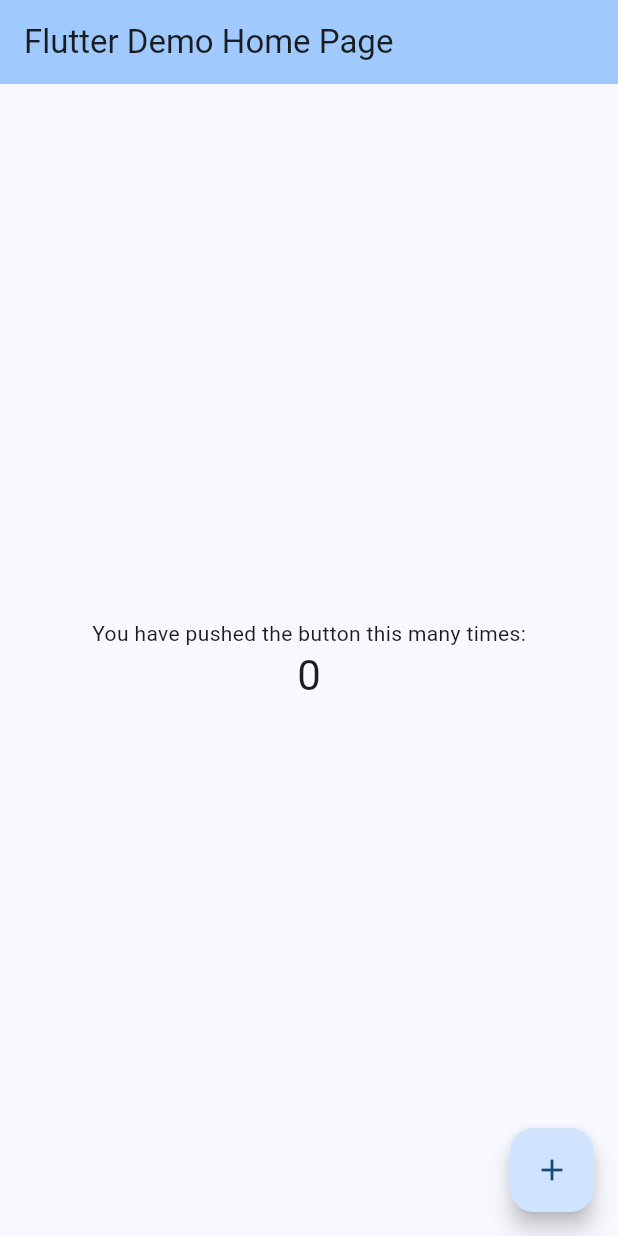
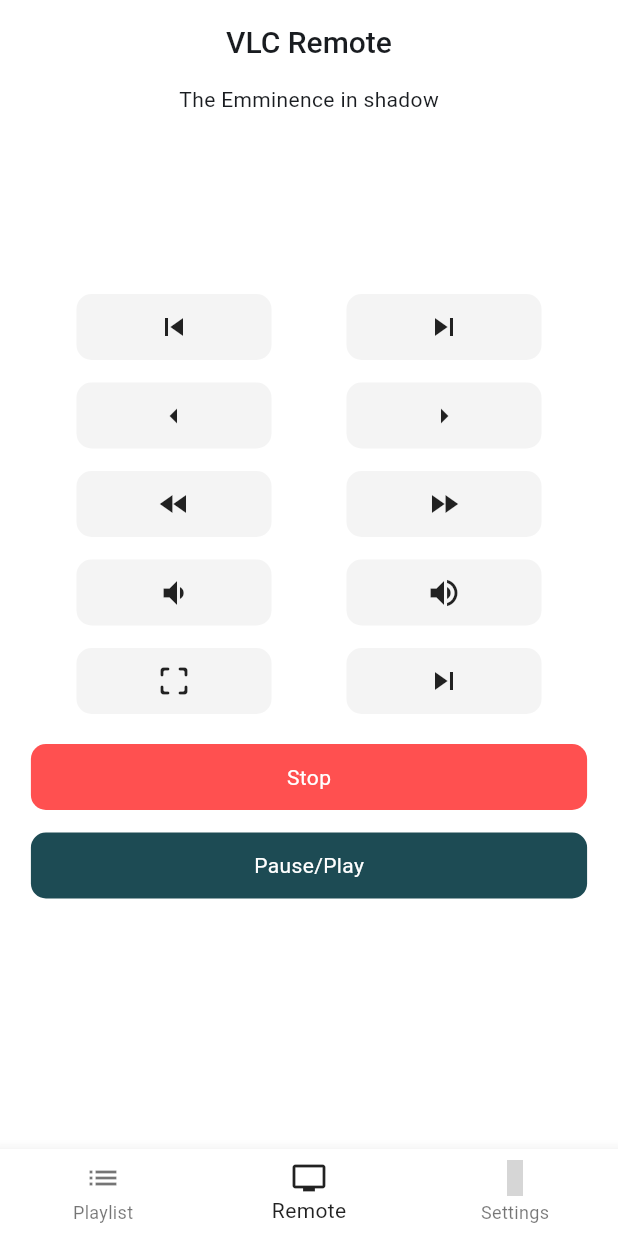
Before and after one commit to Tukusalifya/vlc_remote, a Flutter app: the screen it shows after launch, on a phone screen of 412 x 824 dp. Run offline on Flutter 3.47's test engine with Material 3 defaults, Android fonts, the light colour scheme and no system bars; our stand-ins replace iconly; grey boxes are pictures that could not be loaded.

Commit message:
Added main screens and implemented the remote screen UI design.

```diff
--- /dev/null
+++ b/lib/Screens/MainScreen.dart
@@ -0,0 +1,57 @@
+import 'package:flutter/material.dart';
+import 'package:iconly/iconly.dart';
+import 'package:vlc_remote/Screens/PlaylistScreen.dart';
+import 'package:vlc_remote/Screens/RemoteScreen.dart';
+import 'package:vlc_remote/Screens/SettingsScreen.dart';
+import '../Widgets/CustomBottomNavigationBar.dart';
+
+class Mainscreen extends StatefulWidget {
+  const Mainscreen({super.key});
+
+  @override
+  State<Mainscreen> createState() => _MainscreenState();
+}
+
+class _MainscreenState extends State<Mainscreen> {
+  int selectedNavindex = 1;
+
+  int navBarTap( int index){
+    setState(() {
+      selectedNavindex = index;
+    });
+    return selectedNavindex;
+  }
+
+  static const List<Widget> pages = [
+      Playlistscreen(),
+      Remotescreen(),
+      Settingsscreen(),
+  ];
+
+  @override
+  Widget build(BuildContext context) {
+    return Scaffold(
+      body: pages[selectedNavindex],
+      bottomNavigationBar: Theme(
+        data: Theme.of(context).copyWith(
+          splashFactory: NoSplash.splashFactory,
+          highlightColor: Colors.transparent,
+        ),
+        child: BottomNavigationBar(
+          type: BottomNavigationBarType.fixed,
+          backgroundColor: Colors.white,
+          selectedItemColor: Colors.black87,
+          unselectedItemColor: Colors.black54,
+          currentIndex: selectedNavindex,
+          onTap: navBarTap,
+          items: [
+            botNavItem(Icons.list,"Playlist"),
+            botNavItem(Icons.tv, "Remote"),
+            botNavItem(IconlyLight.setting,"Settings"),
+          ],
+
+        ),
+      ),
+    );
+  }
+}
--- /dev/null
+++ b/lib/Screens/RemoteScreen.dart
@@ -0,0 +1,106 @@
+
+import 'package:flutter/material.dart';
+import 'package:flutter/services.dart';
+import 'package:iconly/iconly.dart';
+import 'package:vlc_remote/Widgets/RemoteButtonRow.dart';
+
+class Remotescreen extends StatefulWidget {
+  const Remotescreen({super.key});
+
+  @override
+  State<Remotescreen> createState() => _RemotescreenState();
+}
+
+class _RemotescreenState extends State<Remotescreen> {
+  @override
+  Widget build(BuildContext context) {
+    return Scaffold(
+      backgroundColor: Colors.white,
+      appBar: AppBar(
+        backgroundColor: Colors.white,
+        title: const Center(
+          child: Text(
+            'VLC Remote',
+            style: TextStyle(
+                fontSize: 20,
+                fontWeight: FontWeight.w500
+            ),
+          ),
+        ),
+      ),
+      body: Container(
+          child: Column(
+            children: [
+              Center(
+                child: Text(
+                  "The Emminence in shadow"
+                ),
+              ),
+              SizedBox(height: 120),
+              Remotebuttonrow(icon_one: Icons.skip_previous, icon_two: Icons.skip_next),
+              SizedBox(height: 15),
+              Remotebuttonrow(icon_one: Icons.arrow_left, icon_two: Icons.arrow_right),
+              SizedBox(height: 15),
+              Remotebuttonrow(icon_one: Icons.fast_rewind, icon_two: Icons.fast_forward),
+              SizedBox(height: 15),
+              Remotebuttonrow(icon_one: Icons.volume_down, icon_two: Icons.volume_up),
+              SizedBox(height: 15),
+              Remotebuttonrow(icon_one: Icons.crop_free_rounded, icon_two: Icons.skip_next),
+              SizedBox(height: 20),
+              Material(
+                color: const Color(0xFFFF5050),
+                borderRadius: BorderRadius.circular(10),
+                child: InkWell(
+                  splashColor: Color(0xFFFF5050),
+                  borderRadius: BorderRadius.circular(10),
+                  onTap: (){
+                    HapticFeedback.lightImpact();
+                    print("tapped");
+                  },
+                  child: SizedBox(
+                    width: MediaQuery.of(context).size.width * 0.9,
+                    height: 44,
+                    child: const Center(
+                        child: Text(
+                          'Stop',
+                        style: TextStyle(
+                          color: Colors.white,
+                        ),
+                        )
+                    ),
+                  ),
+                ),
+              ),
+              SizedBox(height: 15),
+              Material(
+                color: const Color(0xFF1D4B54),
+                borderRadius: BorderRadius.circular(10),
+                child: InkWell(
+                  splashColor: Color(0xFF1D4B54),
+                  borderRadius: BorderRadius.circular(10),
+                  onTap: (){
+                    HapticFeedback.lightImpact();
+                    print("tapped");
+                  },
+                  child: SizedBox(
+                    width: MediaQuery.of(context).size.width * 0.9,
+                    height: 44,
+                    child: const Center(
+                        child: Text(
+                          'Pause/Play',
+                          style: TextStyle(
+                            color: Colors.white,
+                          ),
+                        )
+                    ),
+                  ),
+                ),
+              ),
+
+
+            ],
+          ),
+      ),
+    );
+  }
+}
--- /dev/null
+++ b/lib/Widgets/CustomBottomNavigationBar.dart
@@ -0,0 +1,12 @@
+
+import 'package:flutter/material.dart';
+
+
+BottomNavigationBarItem botNavItem(IconData icon, String title){
+  return BottomNavigationBarItem(
+    icon: Icon(
+      icon,
+      ),
+    label: title,
+  );
+}
--- /dev/null
+++ b/lib/Widgets/RemoteButtonRow.dart
@@ -0,0 +1,26 @@
+import 'package:flutter/cupertino.dart';
+import 'package:vlc_remote/Widgets/RemoteButtons.dart';
+
+class Remotebuttonrow extends StatelessWidget {
+  final IconData icon_one;
+  final IconData icon_two;
+
+  const Remotebuttonrow({
+    super.key,
+    required this.icon_one,
+    required this.icon_two});
+
+
+  @override
+  Widget build(BuildContext context) {
+    return Row(
+      mainAxisAlignment: MainAxisAlignment.center,
+
+      children: [
+        Remotebuttons(icon: icon_one),
+        SizedBox(width: 50),
+        Remotebuttons(icon: icon_two)
+      ],
+    );
+  }
+}
--- /dev/null
+++ b/lib/Widgets/RemoteButtons.dart
@@ -0,0 +1,33 @@
+import 'package:flutter/cupertino.dart';
+import 'package:flutter/material.dart';
+import 'package:flutter/services.dart';
+import 'package:iconly/iconly.dart';
+
+class Remotebuttons extends StatelessWidget {
+  final IconData icon;
+
+  const Remotebuttons({
+    super.key,
+    required this.icon
+  });
+
+  @override
+  Widget build(BuildContext context) {
+    return Material(
+      color: const Color(0xFFF4F4F4),
+      borderRadius: BorderRadius.circular(10),
+      child: InkWell(
+        borderRadius: BorderRadius.circular(10),
+        onTap: (){
+          HapticFeedback.lightImpact();
+          print("tapped");
+        },
+        child: SizedBox(
+          width: 130,
+          height: 44,
+          child: Icon(icon),
+        ),
+      ),
+    );
+  }
+}
--- a/lib/main.dart
+++ b/lib/main.dart
@@ -1,4 +1,6 @@
 import 'package:flutter/material.dart';
+import 'package:flutter/services.dart';
+import 'package:vlc_remote/Screens/MainScreen.dart';
 
 void main() {
   runApp(const MyApp());
@@ -13,113 +15,18 @@
     return MaterialApp(
       title: 'Flutter Demo',
       theme: ThemeData(
-        // This is the theme of your application.
-        //
-        // TRY THIS: Try running your application with "flutter run". You'll see
-        // the application has a purple toolbar. Then, without quitting the app,
-        // try changing the seedColor in the colorScheme below to Colors.green
-        // and then invoke "hot reload" (save your changes or press the "hot
-        // reload" button in a Flutter-supported IDE, or press "r" if you used
-        // the command line to start the app).
-        //
-        // Notice that the counter didn't reset back to zero; the application
-        // state is not lost during the reload. To reset the state, use hot
-        // restart instead.
-        //
-        // This works for code too, not just values: Most code changes can be
-        // tested with just a hot reload.
         colorScheme: ColorScheme.fromSeed(seedColor: Colors.blue),
         useMaterial3: true,
       ),
-      home: const MyHomePage(title: 'Flutter Demo Home Page'),
+
+      home:
+          AnnotatedRegion<SystemUiOverlayStyle>(
+          value:SystemUiOverlayStyle(
+          systemNavigationBarColor: Colors.white,
+          systemNavigationBarIconBrightness: Brightness.light,
+          ),
+           child: const Mainscreen(),
+          )
     );
   }
 }
-
-class MyHomePage extends StatefulWidget {
-  const MyHomePage({super.key, required this.title});
-
-  // This widget is the home page of your application. It is stateful, meaning
-  // that it has a State object (defined below) that contains fields that affect
-  // how it looks.
-
-  // This class is the configuration for the state. It holds the values (in this
-  // case the title) provided by the parent (in this case the App widget) and
-  // used by the build method of the State. Fields in a Widget subclass are
-  // always marked "final".
-
-  final String title;
-
-  @override
-  State<MyHomePage> createState() => _MyHomePageState();
-}
-
-class _MyHomePageState extends State<MyHomePage> {
-  int _counter = 0;
-
-  void _incrementCounter() {
-    setState(() {
-      // This call to setState tells the Flutter framework that something has
-      // changed in this State, which causes it to rerun the build method below
-      // so that the display can reflect the updated values. If we changed
-      // _counter without calling setState(), then the build method would not be
-      // called again, and so nothing would appear to happen.
-      _counter++;
-    });
-  }
-
-  @override
-  Widget build(BuildContext context) {
-    // This method is rerun every time setState is called, for instance as done
-    // by the _incrementCounter method above.
-    //
-    // The Flutter framework has been optimized to make rerunning build methods
-    // fast, so that you can just rebuild anything that needs updating rather
-    // than having to individually change instances of widgets.
-    return Scaffold(
-      appBar: AppBar(
-        // TRY THIS: Try changing the color here to a specific color (to
-        // Colors.amber, perhaps?) and trigger a hot reload to see the AppBar
-        // change color while the other colors stay the same.
-        backgroundColor: Theme.of(context).colorScheme.inversePrimary,
-        // Here we take the value from the MyHomePage object that was created by
-        // the App.build method, and use it to set our appbar title.
-        title: Text(widget.title),
-      ),
-      body: Center(
-        // Center is a layout widget. It takes a single child and positions it
-        // in the middle of the parent.
-        child: Column(
-          // Column is also a layout widget. It takes a list of children and
-          // arranges them vertically. By default, it sizes itself to fit its
-          // children horizontally, and tries to be as tall as its parent.
-          //
-          // Column has various properties to control how it sizes itself and
-          // how it positions its children. Here we use mainAxisAlignment to
-          // center the children vertically; the main axis here is the vertical
-          // axis because Columns are vertical (the cross axis would be
-          // horizontal).
-          //
-          // TRY THIS: Invoke "debug painting" (choose the "Toggle Debug Paint"
-          // action in the IDE, or press "p" in the console), to see the
-          // wireframe for each widget.
-          mainAxisAlignment: MainAxisAlignment.center,
-          children: <Widget>[
-            const Text(
-              'You have pushed the button this many times:',
-            ),
-            Text(
-              '$_counter',
-              style: Theme.of(context).textTheme.headlineMedium,
-            ),
-          ],
-        ),
-      ),
-      floatingActionButton: FloatingActionButton(
-        onPressed: _incrementCounter,
-        tooltip: 'Increment',
-        child: const Icon(Icons.add),
-      ), // This trailing comma makes auto-formatting nicer for build methods.
-    );
-  }
-}
--- a/pubspec.yaml
+++ b/pubspec.yaml
@@ -35,6 +35,8 @@
   # The following adds the Cupertino Icons font to your application.
   # Use with the CupertinoIcons class for iOS style icons.
   cupertino_icons: ^1.0.6
+  iconly: ^1.0.1
+
 
 dev_dependencies:
   flutter_test:
```
Also changed, not shown: lib/Constants.dart (added, +15 -0 lines), lib/Screens/PlaylistScreen.dart (added, +46 -0 lines), lib/Screens/SettingsScreen.dart (added, +33 -0 lines), pubspec.lock.
